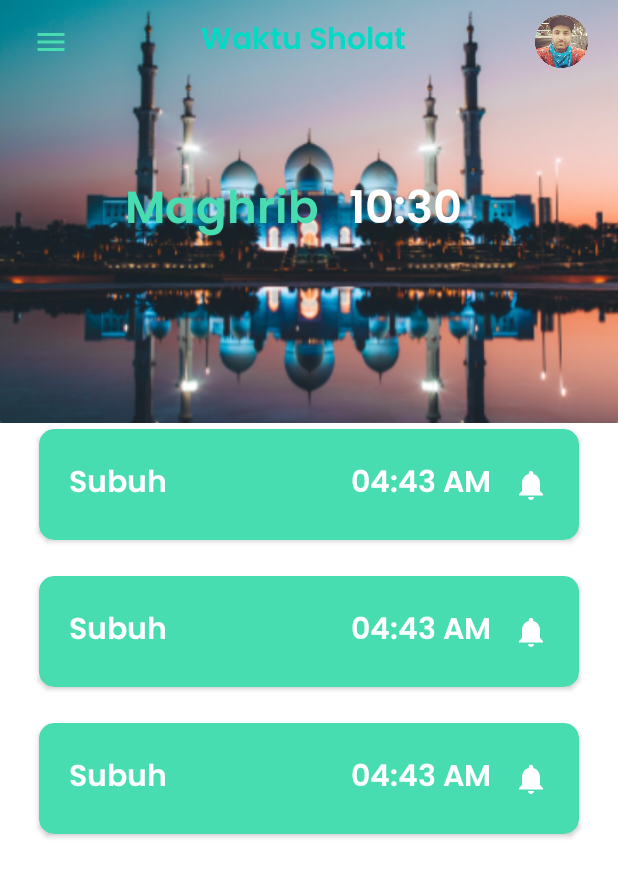
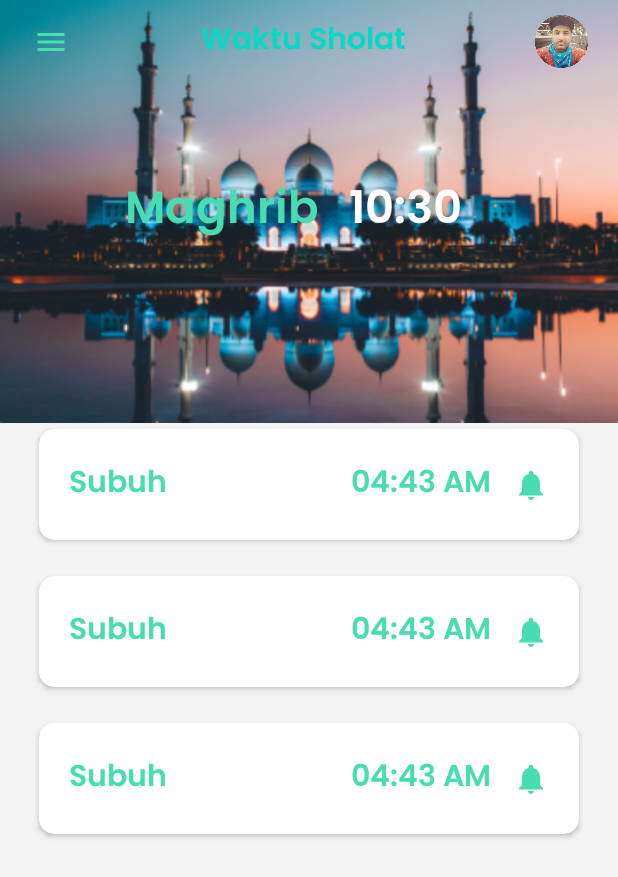
Before and after one commit to Gentahal/SholatKUY, an Android app: the layout activity_main.xml on its own in the app's theme, with its tools: preview values and no code run, on a phone screen of 412 x 824 dp. Shown: the top 877 px of the screen. Run offline under Robolectric (Android 15) with nearby library versions, the phone set to English and light mode, and no system bars.

Commit message:
Initial committ

```diff
--- a/app/src/main/java/com/idn/sholatkuy/network/ApiService.kt
+++ b/app/src/main/java/com/idn/sholatkuy/network/ApiService.kt
@@ -4,4 +4,7 @@ import retrofit2.http.GET
 
 interface ApiService {
     @GET("jadwal")
+    fun jadwalSholat(
+
+    )
 }
--- a/app/src/main/res/drawable/ic_ring.xml
+++ b/app/src/main/res/drawable/ic_ring.xml
@@ -1,4 +1,4 @@
-<vector android:height="24dp" android:tint="@color/white"
+<vector android:height="24dp" android:tint="@color/lightGreen"
     android:viewportHeight="24" android:viewportWidth="24"
     android:width="24dp" xmlns:android="http://schemas.android.com/apk/res/android">
     <path android:fillColor="@android:color/white" android:pathData="M12,22c1.1,0 2,-0.9 2,-2h-4c0,1.1 0.89,2 2,2zM18,16v-5c0,-3.07 -1.64,-5.64 -4.5,-6.32L13.5,4c0,-0.83 -0.67,-1.5 -1.5,-1.5s-1.5,0.67 -1.5,1.5v0.68C7.63,5.36 6,7.92 6,11v5l-2,2v1h16v-1l-2,-2z"/>
--- a/app/src/main/res/layout/activity_main.xml
+++ b/app/src/main/res/layout/activity_main.xml
@@ -5,7 +5,7 @@
     android:layout_width="match_parent"
     android:layout_height="match_parent"
     tools:context=".MainActivity"
-    android:background="@color/white"
+    android:background="@color/lightgrey"
     android:id="@+id/drawerLayout">
 
     <androidx.constraintlayout.widget.ConstraintLayout
--- a/app/src/main/res/layout/row_item_sholat.xml
+++ b/app/src/main/res/layout/row_item_sholat.xml
@@ -9,7 +9,7 @@
     android:layout_marginEnd="16dp"
     android:layout_marginBottom="20dp"
     app:cardCornerRadius="10dp"
-    app:cardBackgroundColor="@color/lightGreen"
+    app:cardBackgroundColor="@color/white"
     android:clickable="true"
     android:focusable="true">
 
@@ -24,7 +24,7 @@
         android:layout_height="wrap_content"
         android:fontFamily="@font/poppins_semibold"
         android:text="Subuh"
-        android:textColor="@color/white"
+        android:textColor="@color/lightGreen"
         android:textSize="20sp"
         app:layout_constraintBottom_toBottomOf="parent"
         app:layout_constraintStart_toStartOf="parent"
@@ -37,7 +37,7 @@
         android:layout_height="wrap_content"
         android:fontFamily="@font/poppins_semibold"
         android:text="04:43 AM"
-        android:textColor="@color/white"
+        android:textColor="@color/lightGreen"
         android:textSize="20sp"
         app:layout_constraintBottom_toBottomOf="parent"
         app:layout_constraintEnd_toStartOf="@+id/imageView"
--- a/app/src/main/res/values/colors.xml
+++ b/app/src/main/res/values/colors.xml
@@ -14,4 +14,5 @@
 
     <color name="grey">#AFAFAF</color>
     <color name="lightGreen">#48DDB0</color>
+    <color name="lightgrey">#F3F3F3</color>
 </resources>
```
